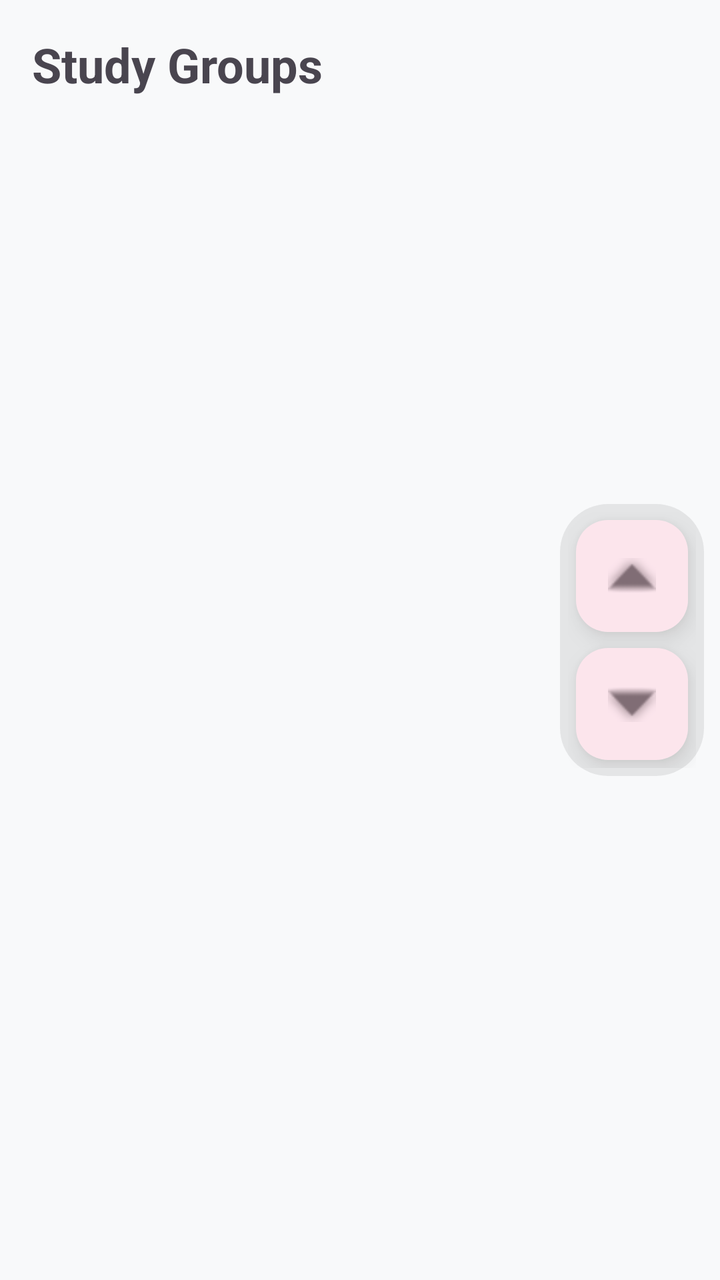
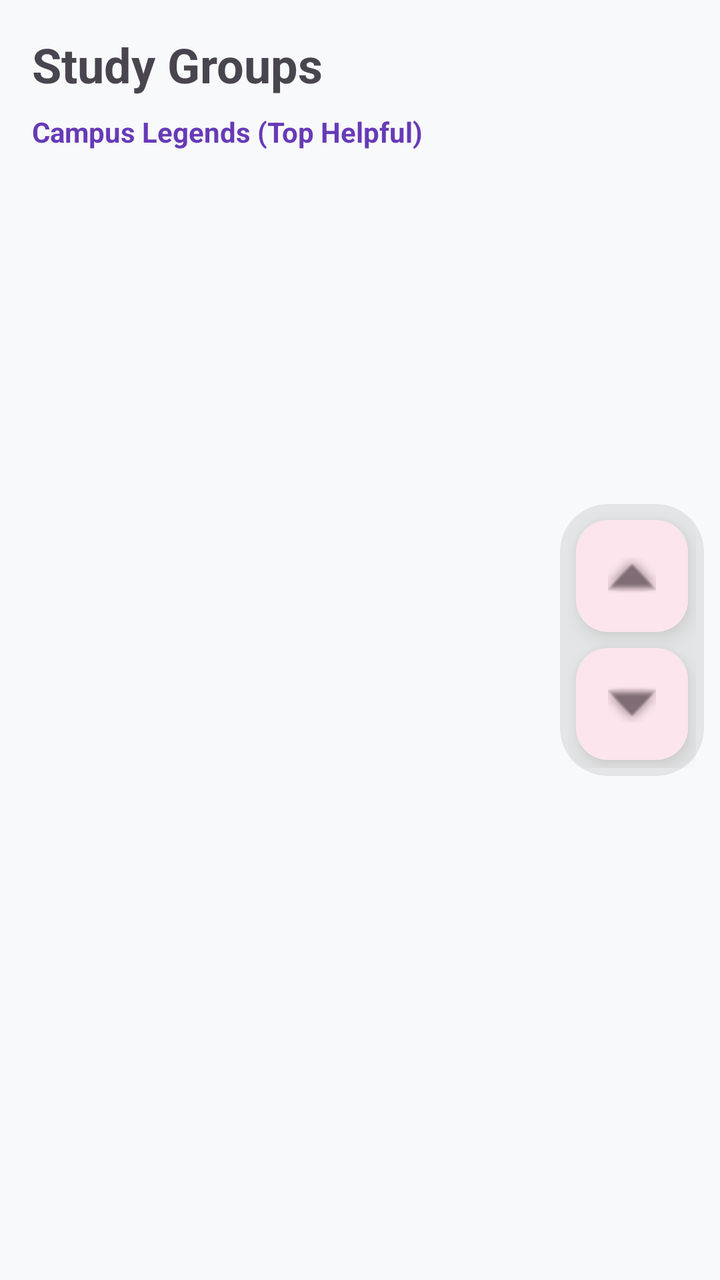

The first picture is an Android layout as it rendered before a commit; the second is the same layout after the commit. The layout source and the unified diff follow.
<!-- AndroidManifest.xml: application theme Theme.CampusConnect -->
<!-- res/layout/fragment_study_groups.xml -->
<?xml version="1.0" encoding="utf-8"?>
<androidx.constraintlayout.widget.ConstraintLayout xmlns:android="http://schemas.android.com/apk/res/android"
    xmlns:app="http://schemas.android.com/apk/res-auto"
    android:layout_width="match_parent"
    android:layout_height="match_parent">

    <TextView
        android:id="@+id/title"
        android:layout_width="wrap_content"
        android:layout_height="wrap_content"
        android:layout_margin="16dp"
        android:text="Study Groups"
        android:textSize="24sp"
        android:textStyle="bold"
        app:layout_constraintStart_toStartOf="parent"
        app:layout_constraintTop_toTopOf="parent" />

    <androidx.recyclerview.widget.RecyclerView
        android:id="@+id/groupsRecyclerView"
        android:layout_width="match_parent"
        android:layout_height="0dp"
        app:layout_constraintBottom_toBottomOf="parent"
        app:layout_constraintTop_toBottomOf="@id/title" />

    <LinearLayout
        android:id="@+id/scrollButtons"
        android:layout_width="wrap_content"
        android:layout_height="wrap_content"
        android:layout_marginEnd="8dp"
        android:alpha="0.6"
        android:background="@drawable/bg_scroll_strip"
        android:gravity="center"
        android:orientation="vertical"
        android:padding="4dp"
        app:layout_constraintBottom_toBottomOf="parent"
        app:layout_constraintEnd_toEndOf="parent"
        app:layout_constraintTop_toTopOf="parent">

        <com.google.android.material.floatingactionbutton.FloatingActionButton
            android:id="@+id/scrollUpFab"
            style="@style/Widget.Material3.FloatingActionButton.Tertiary"
            android:layout_width="wrap_content"
            android:layout_height="wrap_content"
            android:layout_margin="4dp"
            app:fabSize="mini"
            app:srcCompat="@android:drawable/arrow_up_float"
            android:contentDescription="Scroll Up" />

        <com.google.android.material.floatingactionbutton.FloatingActionButton
            android:id="@+id/scrollDownFab"
            style="@style/Widget.Material3.FloatingActionButton.Tertiary"
            android:layout_width="wrap_content"
            android:layout_height="wrap_content"
            android:layout_margin="4dp"
            app:fabSize="mini"
            app:srcCompat="@android:drawable/arrow_down_float"
            android:contentDescription="Scroll Down" />
    </LinearLayout>

</androidx.constraintlayout.widget.ConstraintLayout>
<!-- resources referenced by this layout -->
<resources>
  <!-- drawable bg_scroll_strip (drawable) -->
  <?xml version="1.0" encoding="utf-8"?>
  <shape xmlns:android="http://schemas.android.com/apk/res/android">
      <solid android:color="#22000000" />
      <corners android:radius="24dp" />
  </shape>
  <style name="Theme.CampusConnect" parent="Base.Theme.CampusConnect" />
  <style name="Base.Theme.CampusConnect" parent="Theme.Material3.DayNight.NoActionBar">
          
          <item name="colorPrimary">@color/primary</item>
          <item name="colorOnPrimary">@color/on_primary</item>
          <item name="colorSecondary">@color/secondary</item>
          <item name="colorOnSecondary">@color/on_secondary</item>
          <item name="colorTertiary">@color/tertiary</item>
          <item name="colorOnTertiary">@color/on_tertiary</item>
          <item name="android:windowBackground">@color/background</item>
          <item name="colorSurface">@color/surface</item>
          <item name="colorOnSurface">@color/on_surface</item>
  
          
          <item name="materialCardViewStyle">@style/Widget.CampusConnect.Card</item>
      </style>
  <color name="primary">#673AB7</color>
  <color name="on_primary">#FFFFFF</color>
  <color name="secondary">#009688</color>
  <color name="on_secondary">#FFFFFF</color>
  <color name="tertiary">#FFC107</color>
  <color name="on_tertiary">#000000</color>
  <color name="background">#F8F9FA</color>
  <color name="surface">#FFFFFF</color>
  <color name="on_surface">#1A1C1E</color>
  <style name="Widget.CampusConnect.Card" parent="Widget.Material3.CardView.Elevated">
          <item name="cardCornerRadius">16dp</item>
          <item name="cardElevation">2dp</item>
          <item name="strokeWidth">0dp</item>
      </style>
</resources>

<!-- the commit's change to res/layout/fragment_study_groups.xml (unified diff, before → after) -->
@@ -9,18 +9,43 @@
         android:layout_width="wrap_content"
         android:layout_height="wrap_content"
         android:layout_margin="16dp"
-        android:text="Study Groups"
+        android:text="@string/study_groups"
         android:textSize="24sp"
         android:textStyle="bold"
         app:layout_constraintStart_toStartOf="parent"
         app:layout_constraintTop_toTopOf="parent" />
 
+    <TextView
+        android:id="@+id/legendHeader"
+        android:layout_width="wrap_content"
+        android:layout_height="wrap_content"
+        android:layout_marginStart="16dp"
+        android:layout_marginTop="8dp"
+        android:text="Campus Legends (Top Helpful)"
+        android:textColor="?attr/colorPrimary"
+        android:textSize="14sp"
+        android:textStyle="bold"
+        app:layout_constraintStart_toStartOf="parent"
+        app:layout_constraintTop_toBottomOf="@id/title" />
+
+    <androidx.recyclerview.widget.RecyclerView
+        android:id="@+id/legendsRecyclerView"
+        android:layout_width="match_parent"
+        android:layout_height="wrap_content"
+        android:layout_marginTop="4dp"
+        android:clipToPadding="false"
+        android:orientation="horizontal"
+        android:paddingHorizontal="8dp"
+        app:layoutManager="androidx.recyclerview.widget.LinearLayoutManager"
+        app:layout_constraintTop_toBottomOf="@id/legendHeader" />
+
     <androidx.recyclerview.widget.RecyclerView
         android:id="@+id/groupsRecyclerView"
         android:layout_width="match_parent"
         android:layout_height="0dp"
+        android:layout_marginTop="8dp"
         app:layout_constraintBottom_toBottomOf="parent"
-        app:layout_constraintTop_toBottomOf="@id/title" />
+        app:layout_constraintTop_toBottomOf="@id/legendsRecyclerView" />
 
     <LinearLayout
         android:id="@+id/scrollButtons"
<!-- resource entries referenced after the edit -->
@@ -6,6 +6,7 @@
       <solid android:color="#22000000" />
       <corners android:radius="24dp" />
   </shape>
+  <string name="study_groups">Study Groups</string>
   <style name="Theme.CampusConnect" parent="Base.Theme.CampusConnect" />
   <style name="Base.Theme.CampusConnect" parent="Theme.Material3.DayNight.NoActionBar">
           
